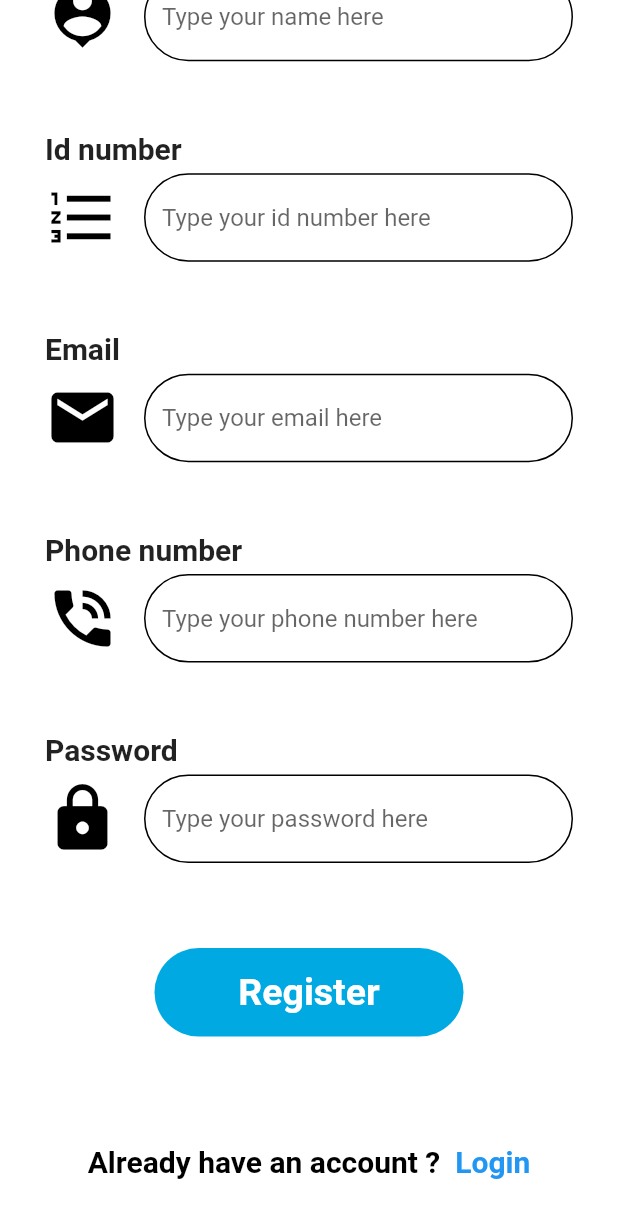
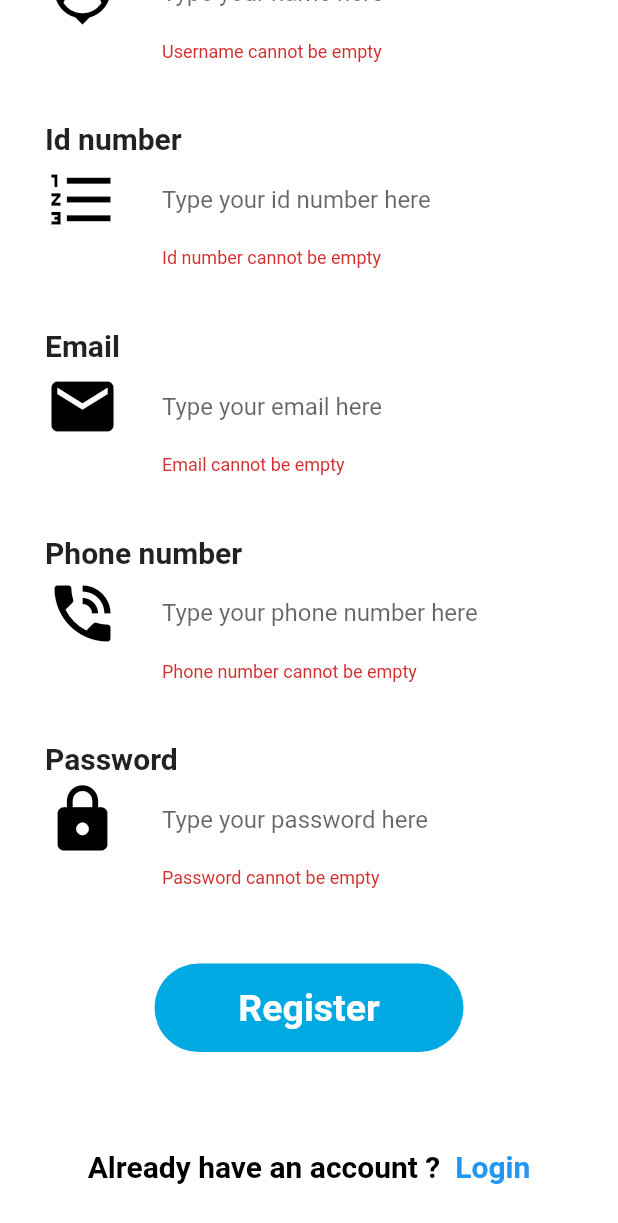
Before and after one commit to buingohoanglong/bkconnect, a Flutter app: the SignUpPage screen opened directly, scrolled down 412 dp, after a tap on "Register", on a phone screen of 412 x 824 dp. Shown: the top 1223 px of the screen. Run offline on Flutter 3.47's test engine with Material 2 defaults, Android fonts, the light colour scheme and no system bars.

Commit message:
new changes

```diff
--- a/lib/forgotPasswordPage.dart
+++ b/lib/forgotPasswordPage.dart
@@ -37,7 +37,11 @@ class _ForgotPasswordPageState extends State<ForgotPasswordPage> {
                         wgt.EntryField(
                           "Email",
                           hintText: "Type your email here",
+                          keyboardType: TextInputType.emailAddress,
                           icon: Icon(Icons.email, color: Colors.black, size: 50.0),
+                          validator: (String val) {
+                            return val.isEmpty ? "Email cannot be empty" : null;
+                          },
                           onSave: (String val) {
                             _info.setEmail(val);
                           },
@@ -50,8 +54,10 @@ class _ForgotPasswordPageState extends State<ForgotPasswordPage> {
                             return wgt.SubmitButton(
                               text: "Send",
                               onTap: () {
-                                _key.currentState.save();
-                                print("Email: ${_info.getEmail()}");
+                                if(_key.currentState.validate()) {
+                                  _key.currentState.save();
+                                  print("Email: ${_info.getEmail()}");
+                                }
                               },
                             );
                           }
--- a/lib/loginPage.dart
+++ b/lib/loginPage.dart
@@ -42,6 +42,9 @@ class _LoginPageState extends State<LoginPage> {
                           "Username",
                           hintText: "Type your name here",
                           icon: Icon(Icons.person_pin, color: Colors.black, size: 50.0,),
+                          validator: (String val) {
+                            return val.isEmpty ? "Username cannot be empty" : null;
+                          },
                           onSave: (String val) {
                             _info.setName(val);
                           }
@@ -51,6 +54,9 @@ class _LoginPageState extends State<LoginPage> {
                           isPassword: true,
                           hintText: "Type your password here",
                           icon: Icon(Icons.lock, color: Colors.black, size: 50.0,),
+                          validator: (String val) {
+                            return val.isEmpty ? "Password cannot be empty" : null;
+                          },
                           onSave: (String val) {
                             _info.setPassword(val);
                           }
@@ -60,9 +66,11 @@ class _LoginPageState extends State<LoginPage> {
                             return wgt.SubmitButton(
                               text: "Login",
                               onTap: () {
-                                _key.currentState.save();
-                                print("Name: ${_info.getName()}");
-                                print("Password: ${_info.getPassword()}");
+                                if(_key.currentState.validate()) {
+                                  _key.currentState.save();
+                                  print("Name: ${_info.getName()}");
+                                  print("Password: ${_info.getPassword()}");
+                                }
                               },
                             );
                           }
--- a/lib/signupPage.dart
+++ b/lib/signupPage.dart
@@ -38,6 +38,9 @@ class _SignUpPageState extends State<SignUpPage> {
                         "Username",
                         hintText: "Type your name here",
                         icon: Icon(Icons.person_pin, color: Colors.black, size: 50.0,),
+                        validator: (String val) {
+                          return val.isEmpty ? "Username cannot be empty" : null;
+                        },
                         onSave: (String val) {
                           _info.setName(val);
                         }
@@ -45,7 +48,11 @@ class _SignUpPageState extends State<SignUpPage> {
                       wgt.EntryField(
                         "Id number",
                         hintText: "Type your id number here",
+                        keyboardType: TextInputType.number,
                         icon: Icon(Icons.format_list_numbered, color: Colors.black, size: 50.0,),
+                        validator: (String val) {
+                          return val.isEmpty ? "Id number cannot be empty" : null;
+                        },
                         onSave: (String val) {
                           _info.setID(val);
                         }
@@ -53,7 +60,15 @@ class _SignUpPageState extends State<SignUpPage> {
                       wgt.EntryField(
                         "Email",
                         hintText: "Type your email here",
+                        keyboardType: TextInputType.emailAddress,
                         icon: Icon(Icons.email, color: Colors.black, size: 50.0,),
+                        validator: (String val) {
+                          if(val.isNotEmpty) {
+                            bool isValidEmail = RegExp(r"^[a-zA-Z0-9.a-zA-Z0-9.!#$%&'*+-/=?^_`{|}~]+@hcmut\.edu\.vn").hasMatch(val);
+                            return isValidEmail ? null : "Invalid email address";
+                          }
+                          return "Email cannot be empty";
+                        },
                         onSave: (String val) {
                           _info.setEmail(val);
                         }
@@ -61,7 +76,11 @@ class _SignUpPageState extends State<SignUpPage> {
                       wgt.EntryField(
                         "Phone number",
                         hintText: "Type your phone number here",
+                        keyboardType: TextInputType.number,
                         icon: Icon(Icons.phone_in_talk, color: Colors.black, size: 50.0,),
+                        validator: (String val) {
+                          return val.isEmpty ? "Phone number cannot be empty" : null;
+                        },
                         onSave: (String val) {
                           _info.setPhone(val);
                         }
@@ -71,6 +90,9 @@ class _SignUpPageState extends State<SignUpPage> {
                         isPassword: true,
                         hintText: "Type your password here",
                         icon: Icon(Icons.lock, color: Colors.black, size: 50.0,),
+                        validator: (String val) {
+                          return val.isEmpty ? "Password cannot be empty" : null;
+                        },
                         onSave: (String val) {
                           _info.setPassword(val);
                         }
@@ -80,12 +102,14 @@ class _SignUpPageState extends State<SignUpPage> {
                           return wgt.SubmitButton(
                             text: "Register",
                             onTap: () {
+                              if(_key.currentState.validate()) {
                                 _key.currentState.save();
                                 print("Name: ${_info.getName()}");
                                 print("ID: ${_info.getID()}");
                                 print("Email: ${_info.getEmail()}");
                                 print("Phone: ${_info.getPhone()}");
                                 print("Password: ${_info.getPassword()}");
+                              }
                             },
                           );
                         }
--- a/lib/widgets.dart
+++ b/lib/widgets.dart
@@ -37,7 +37,11 @@ class EntryField extends StatelessWidget {
   String hintText;
   Icon icon;
   FormFieldSetter<String> onSave;
-  EntryField(this.title, {this.isPassword = false, this.hintText = '', this.icon, this.onSave});
+  FormFieldValidator<String> validator;
+  TextInputType keyboardType;
+
+  EntryField(this.title, {this.isPassword = false, this.hintText = '', this.icon,
+            this.onSave, this.validator, this.keyboardType});
 
   @override
   Widget build(BuildContext context) {
@@ -55,6 +59,7 @@ class EntryField extends StatelessWidget {
           ),
           TextFormField(
             obscureText: isPassword,
+            keyboardType: keyboardType,
             decoration: InputDecoration(
               hintText: hintText,
               icon: icon,
@@ -68,6 +73,7 @@ class EntryField extends StatelessWidget {
                 borderRadius: BorderRadius.all(Radius.circular(50.0))
               ),
             ),
+            validator: validator,
             onSaved: onSave,
           )
         ],
```
Lines whose indentation alone changed are shown as unchanged.
